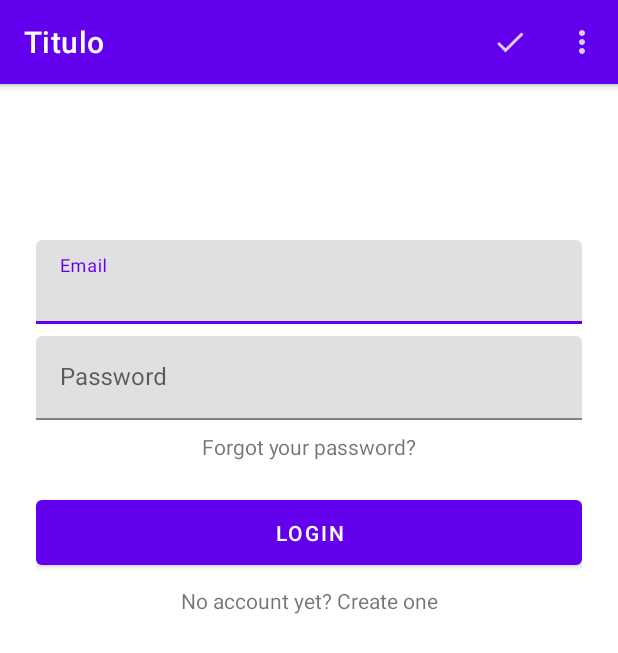
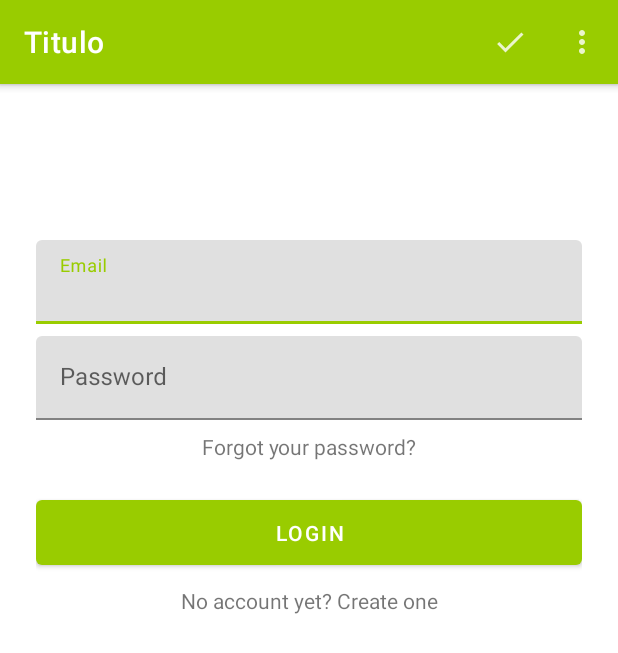
Before and after one commit to fdbozzo/LectordeFeedsRSS, an Android app: the screen it shows after launch (MainActivity), on a phone screen of 412 x 824 dp. Shown: the top 653 px of the screen. Run offline under Robolectric (Android 15) with nearby library versions, the phone set to English and light mode, and no system bars; our stand-ins replace Firebase (no records; nobody signed in at launch, a user with empty details on screens opened directly), Room's generated code, Timber, data binding, navigation-ui; libraries missing offline, so code that uses them is left out: retrofit2.converter.simplexml; 3 statements that could not run were skipped.

Commit message:
Cambio del color por defecto de violeta a verde

```diff
--- a/app/src/main/res/values/themes.xml
+++ b/app/src/main/res/values/themes.xml
@@ -1,10 +1,10 @@
 <resources xmlns:tools="http://schemas.android.com/tools">
     <!-- Base application theme. -->
     <!--style name="Theme.LectorDeFeedsRSS" parent="Theme.MaterialComponents.DayNight.DarkActionBar"-->
-    <style name="Theme.LectorDeFeedsRSS" parent="Theme.MaterialComponents.DayNight.NoActionBar">
+    <style name="Theme.LectorDeFeedsRSS" parent="Theme.MaterialComponents.Light.NoActionBar">
         <!-- Primary brand color. -->
-        <item name="colorPrimary">@color/purple_500</item>
-        <item name="colorPrimaryVariant">@color/purple_700</item>
+        <item name="colorPrimary">@android:color/holo_green_light</item>
+        <item name="colorPrimaryVariant">@android:color/holo_green_dark</item>
         <item name="colorOnPrimary">@color/white</item>
         <!-- Secondary brand color. -->
         <item name="colorSecondary">@color/teal_200</item>
```
